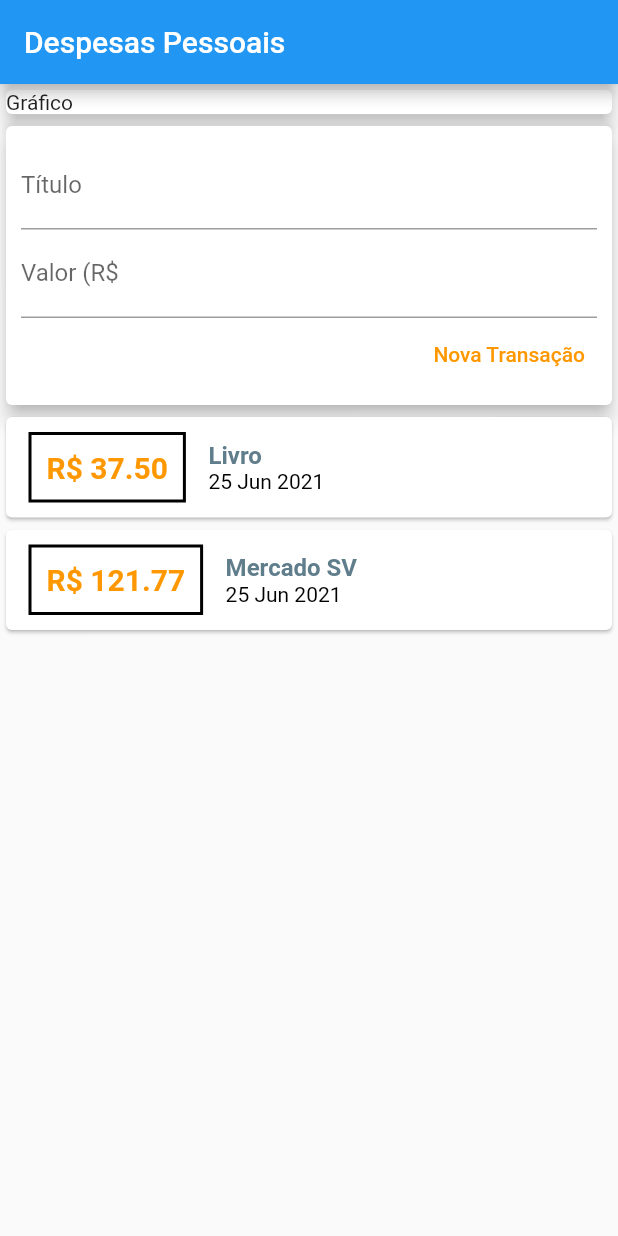
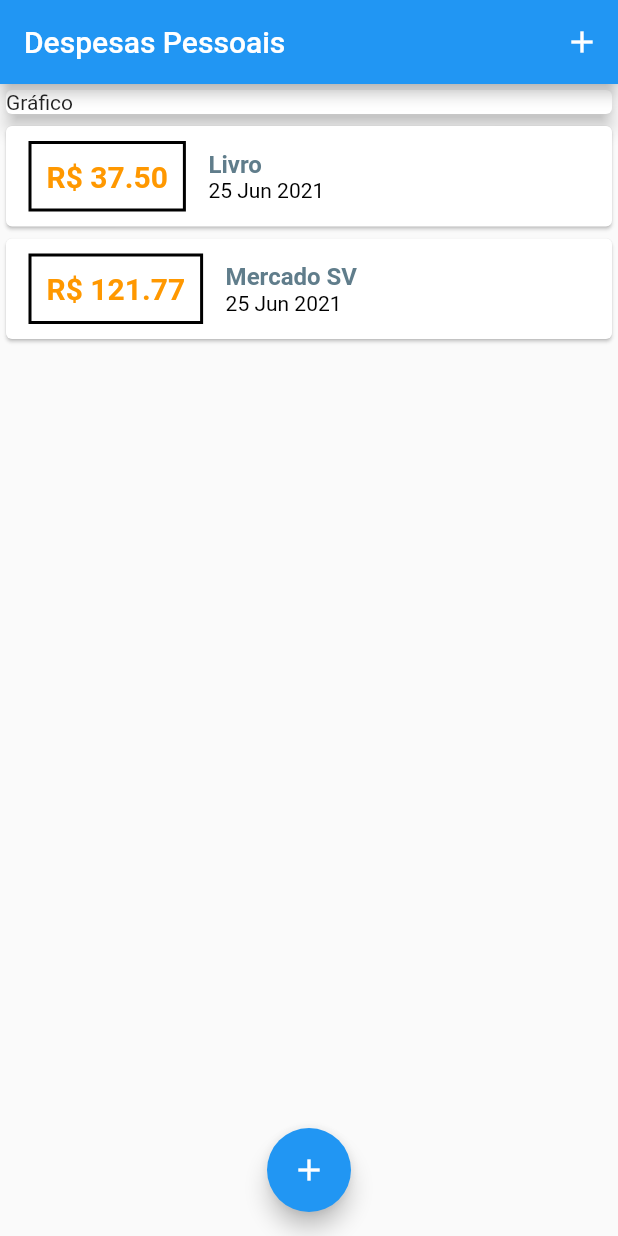
Before and after one commit to marceloguerra007/flutter-expenses, a Flutter app: the screen it shows after launch, on a phone screen of 412 x 824 dp. Run offline on Flutter 3.47's test engine with Material 2 defaults, Android fonts, the phone set to English and light mode, and no system bars.

Commit message:
Adicionando ListView e transformando o form de transação em um Form Modal.

```diff
--- a/lib/components/transaction_list.dart
+++ b/lib/components/transaction_list.dart
@@ -63,11 +63,11 @@ class TransactionList extends StatelessWidget {
 
     return Container(
       height: 300,
-      child: SingleChildScrollView(
-        child: Column(
-          children: <Widget>[...transactionWidgets]
-          )
-        ),
-    );
+      child: ListView.builder(
+        itemCount: transactionWidgets.length,
+        itemBuilder: (ctx, index){
+          return (transactionWidgets[index]);
+        })
+      );
   }
 }
--- a/lib/components/transaction_user.dart
+++ /dev/null
@@ -1,44 +0,0 @@
-import 'dart:math';
-
-import 'package:expenses/components/transaction_form.dart';
-import 'package:flutter/material.dart';
-
-import 'package:expenses/models/transaction.dart';
-import 'package:expenses/components/transaction_list.dart';
-import '../models/transaction.dart';
-
-class TransactionUser extends StatefulWidget {
-  const TransactionUser({ Key? key }) : super(key: key);
-
-  @override
-  _TransactionUserState createState() => _TransactionUserState();
-}
-
-class _TransactionUserState extends State<TransactionUser> {
-  final _transactions = [
-    Transaction(id: '1', title: 'Livro', value: 37.50, date: DateTime.now()),
-    Transaction(
-        id: '2', title: 'Mercado SV', value: 121.77, date: DateTime.now())
-  ];
-
-  _addTransaction(String title, double value){
-    final newTransaction = Transaction(
-      id: Random().nextDouble().toString(),
-      title: title,
-      value: value,
-      date: DateTime.now()
-    );
-
-    setState( (){
-      _transactions.add(newTransaction);
-    });
-  }
-
-  @override
-  Widget build(BuildContext context) {
-    return Column(children: [
-      TransactionForm(_addTransaction),
-      TransactionList(_transactions)
-    ],);
-  }
-}
--- a/lib/main.dart
+++ b/lib/main.dart
@@ -1,9 +1,11 @@
-import 'package:expenses/components/transaction_user.dart';
 import 'package:flutter/material.dart';
+import 'dart:math';
+
+import 'package:expenses/models/transaction.dart';
+import 'package:expenses/components/transaction_list.dart';
+import '../models/transaction.dart';
 
 import 'package:expenses/components/transaction_form.dart';
-import 'package:expenses/models/transaction.dart';
-import 'package:expenses/components/transaction_list.dart';
 
 main() => runApp(ExpensesApp());
 
@@ -14,14 +16,48 @@ class ExpensesApp extends StatelessWidget {
   }
 }
 
-class MyHomePage extends StatelessWidget {
+class MyHomePage extends StatefulWidget {
+  @override
+  _MyHomePageState createState() => _MyHomePageState();
+}
 
+class _MyHomePageState extends State<MyHomePage> {
+  final _transactions = [
+    Transaction(id: '1', title: 'Livro', value: 37.50, date: DateTime.now()),
+    Transaction(
+        id: '2', title: 'Mercado SV', value: 121.77, date: DateTime.now())
+  ];
+
+  _addTransaction(String title, double value) {
+    final newTransaction = Transaction(
+        id: Random().nextDouble().toString(),
+        title: title,
+        value: value,
+        date: DateTime.now());
+
+    setState(() {
+      _transactions.add(newTransaction);
+    });
+  }
+
+  _openTransactionFormModal(BuildContext context) {
+    showModalBottomSheet(
+      context: context,
+      builder: (ctx) {
+        return TransactionForm(_addTransaction);
+      });
+  }
 
   @override
   Widget build(BuildContext context) {
     return Scaffold(
         appBar: AppBar(
           title: Text('Despesas Pessoais'),
+          actions: [
+            IconButton(
+                onPressed: () => _openTransactionFormModal(context),
+                icon: Icon(Icons.add))
+          ],
         ),
         body: SingleChildScrollView(
           child: Column(
@@ -32,10 +68,13 @@ class MyHomePage extends StatelessWidget {
                 width: double.infinity,
                 child: Card(child: Text('Gráfico'), elevation: 5),
               ),
-            TransactionUser()
+              TransactionList(_transactions)
             ],
           ),
         ),
-    );
+        floatingActionButton: FloatingActionButton(
+            child: Icon(Icons.add),
+            onPressed: () => _openTransactionFormModal(context)),
+        floatingActionButtonLocation: FloatingActionButtonLocation.centerFloat);
   }
 }
```
Also changed, not shown: lib/components/transaction_form.dart (+26 -10 lines). Lines whose indentation alone changed are shown as unchanged.
